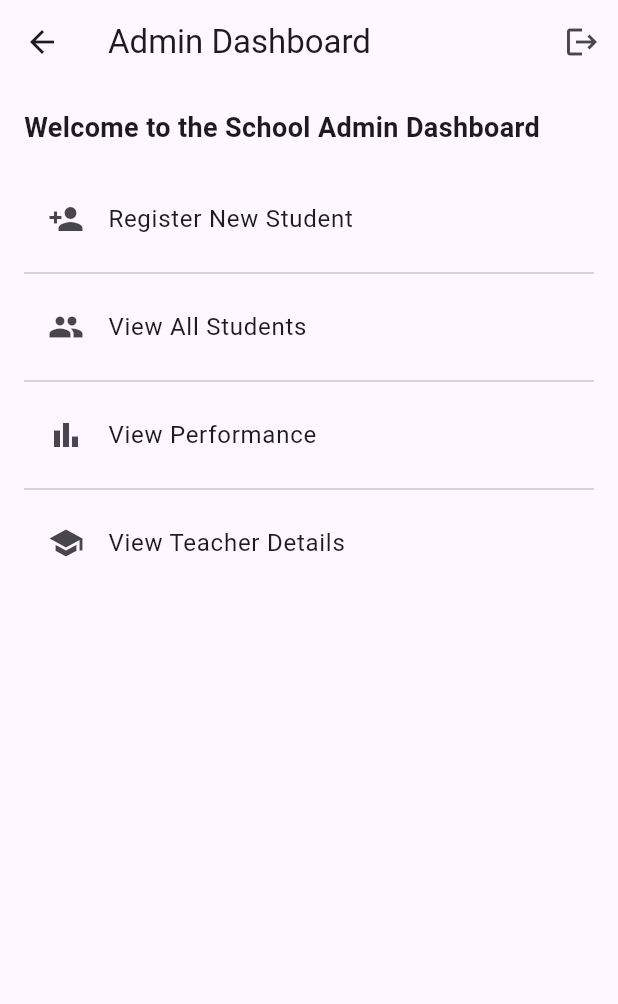
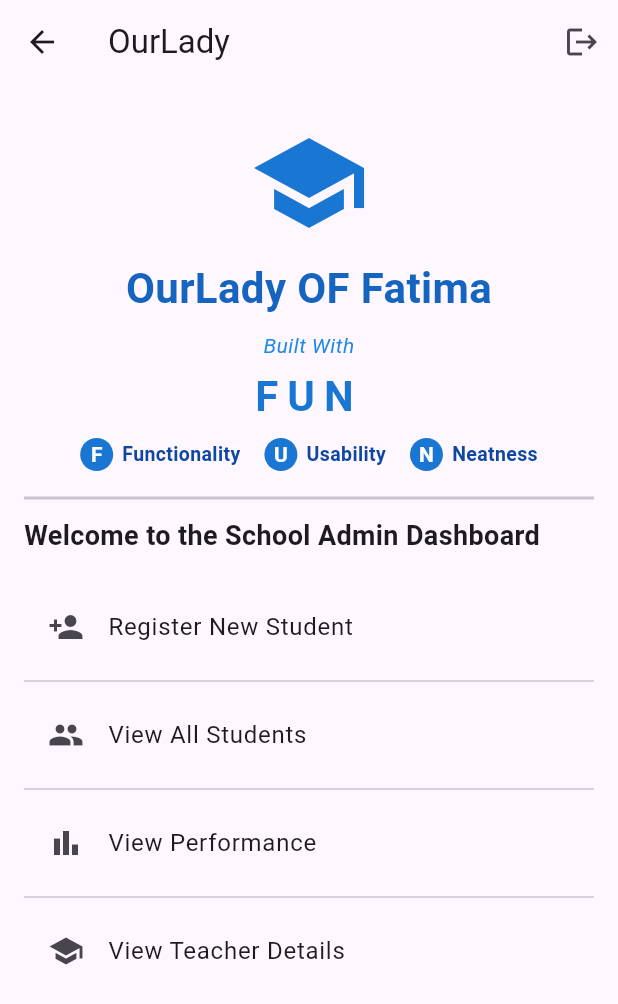
Before and after one commit to ofwonojohn/sch_management_system, a Flutter app: the DashboardScreen screen opened by its route, on a phone screen of 412 x 824 dp. Shown: the top 1004 px of the screen. Run offline on Flutter 3.47's test engine with Material 3 defaults, Android fonts, the phone set to English and light mode, and no system bars; our stand-ins replace cloud_firestore, firebase_auth, firebase_core, hive, hive_flutter; accounts and stored records are empty.

```diff
--- a/lib/screens/dashboards/admin_dashboard.dart
+++ b/lib/screens/dashboards/admin_dashboard.dart
@@ -1,7 +1,6 @@
 import 'package:flutter/material.dart';
 import 'package:firebase_auth/firebase_auth.dart';
 import 'package:school_system_app/screens/dashboards/student_registration.dart';
-import 'package:school_system_app/screens/dashboards/view_student.dart';
 
 class DashboardScreen extends StatelessWidget {
   const DashboardScreen({super.key});
@@ -15,11 +14,82 @@ class DashboardScreen extends StatelessWidget {
     Navigator.push(context, MaterialPageRoute(builder: (_) => page));
   }
 
+  void _showLevelSelectionDialog(BuildContext context) {
+    showDialog(
+      context: context,
+      builder: (context) => AlertDialog(
+        title: Text('Select Level'),
+        content: Column(
+          mainAxisSize: MainAxisSize.min,
+          children: [
+            ElevatedButton(
+              child: Text("O'Level"),
+              onPressed: () {
+                Navigator.pop(context);
+                Navigator.pushNamed(context, '/selectClass', arguments: "O'Level");
+              },
+            ),
+            SizedBox(height: 10),
+            ElevatedButton(
+              child: Text("A'Level"),
+              onPressed: () {
+                Navigator.pop(context);
+                Navigator.pushNamed(context, '/selectClass', arguments: "A'Level");
+              },
+            ),
+          ],
+        ),
+      ),
+    );
+  }
+
+  Widget _funAcronym(BuildContext context) {
+    final color = Colors.blue[700];
+    final textStyle = TextStyle(fontSize: 13, color: Colors.blue[900], fontWeight: FontWeight.w600);
+
+    Widget letterBox(String letter) {
+      return Container(
+        width: 22,
+        height: 22,
+        decoration: BoxDecoration(
+          color: color,
+          shape: BoxShape.circle,
+        ),
+        alignment: Alignment.center,
+        child: Text(
+          letter,
+          style: TextStyle(color: Colors.white, fontWeight: FontWeight.bold, fontSize: 14),
+        ),
+      );
+    }
+
+    Widget meaning(String word) {
+      return Text(word, style: textStyle);
+    }
+
+    return Row(
+      mainAxisAlignment: MainAxisAlignment.center,
+      children: [
+        letterBox('F'),
+        SizedBox(width: 6),
+        meaning('Functionality'),
+        SizedBox(width: 16),
+        letterBox('U'),
+        SizedBox(width: 6),
+        meaning('Usability'),
+        SizedBox(width: 16),
+        letterBox('N'),
+        SizedBox(width: 6),
+        meaning('Neatness'),
+      ],
+    );
+  }
+
   @override
   Widget build(BuildContext context) {
     return Scaffold(
       appBar: AppBar(
-        title: Text('Admin Dashboard'),
+        title: Text('OurLady'),
         actions: [
           IconButton(
             icon: Icon(Icons.logout),
@@ -31,6 +101,55 @@ class DashboardScreen extends StatelessWidget {
       body: ListView(
         padding: EdgeInsets.all(16),
         children: [
+          // --- SCHOOL HEADER SECTION ---
+          Container(
+            padding: EdgeInsets.symmetric(vertical: 10),
+            alignment: Alignment.center,
+            child: Column(
+              children: [
+                // Optional school logo
+                // Image.asset('assets/school_logo.png', height: 100),
+                Icon(Icons.school, size: 80, color: Colors.blue[700]),
+                SizedBox(height: 10),
+                Text(
+                  'OurLady OF Fatima',
+                  style: TextStyle(
+                    fontSize: 28,
+                    fontWeight: FontWeight.bold,
+                    color: Colors.blue[800],
+                  ),
+                  textAlign: TextAlign.center,
+                ),
+                SizedBox(height: 8),
+                Text(
+                  'Built With',
+                  style: TextStyle(
+                    fontSize: 14,
+                    fontStyle: FontStyle.italic,
+                    color: Colors.blue[600],
+                  ),
+                  textAlign: TextAlign.center,
+                ),
+                SizedBox(height: 4),
+                Text(
+                  'FUN',
+                  style: TextStyle(
+                    fontSize: 28,
+                    fontWeight: FontWeight.bold,
+                    color: Colors.blue[700],
+                    letterSpacing: 6,
+                  ),
+                  textAlign: TextAlign.center,
+                ),
+                SizedBox(height: 8),
+                _funAcronym(context),
+              ],
+            ),
+          ),
+          Divider(thickness: 2),
+          SizedBox(height: 4),
+
+          // --- EXISTING MENU ITEMS ---
           Text(
             'Welcome to the School Admin Dashboard',
             style: TextStyle(fontSize: 18, fontWeight: FontWeight.bold),
@@ -47,8 +166,7 @@ class DashboardScreen extends StatelessWidget {
           ListTile(
             leading: Icon(Icons.group),
             title: Text('View All Students'),
-            onTap: () => Navigator.push(context, MaterialPageRoute(builder: (_) => ViewStudentsScreen())),
-
+            onTap: () => _showLevelSelectionDialog(context),
           ),
           Divider(),
 
@@ -56,7 +174,6 @@ class DashboardScreen extends StatelessWidget {
             leading: Icon(Icons.bar_chart),
             title: Text('View Performance'),
             onTap: () {
-              // TODO: Implement View Performance screen
               ScaffoldMessenger.of(context).showSnackBar(SnackBar(content: Text('Coming soon...')));
             },
           ),
@@ -66,7 +183,6 @@ class DashboardScreen extends StatelessWidget {
             leading: Icon(Icons.school),
             title: Text('View Teacher Details'),
             onTap: () {
-              // TODO: Implement View Teacher screen
               ScaffoldMessenger.of(context).showSnackBar(SnackBar(content: Text('Coming soon...')));
             },
           ),
--- a/pubspec.yaml
+++ b/pubspec.yaml
@@ -40,10 +40,16 @@ dependencies:
   path_provider: ^2.1.5
   firebase_auth: ^5.6.0
 
+  hive: ^2.2.3
+  hive_flutter: ^1.1.0
+
 
 dev_dependencies:
   flutter_test:
     sdk: flutter
+
+  hive_generator: ^2.0.1
+  build_runner: ^2.5.0
 
   # The "flutter_lints" package below contains a set of recommended lints to
   # encourage good coding practices. The lint set provided by the package is
```
Also changed, not shown: lib/main.dart (+12 -3 lines), lib/models/student_model.dart (added, +37 -0 lines), lib/screens/dashboards/student_list.dart (+37 -15 lines), lib/screens/dashboards/student_registration.dart (+18 -0 lines), lib/screens/students/add_academic_record_screen.dart (added, +109 -0 lines), lib/screens/students/student_detail_screen.dart (added, +69 -0 lines), lib/models/student_model.g.dart (added), pubspec.lock.
